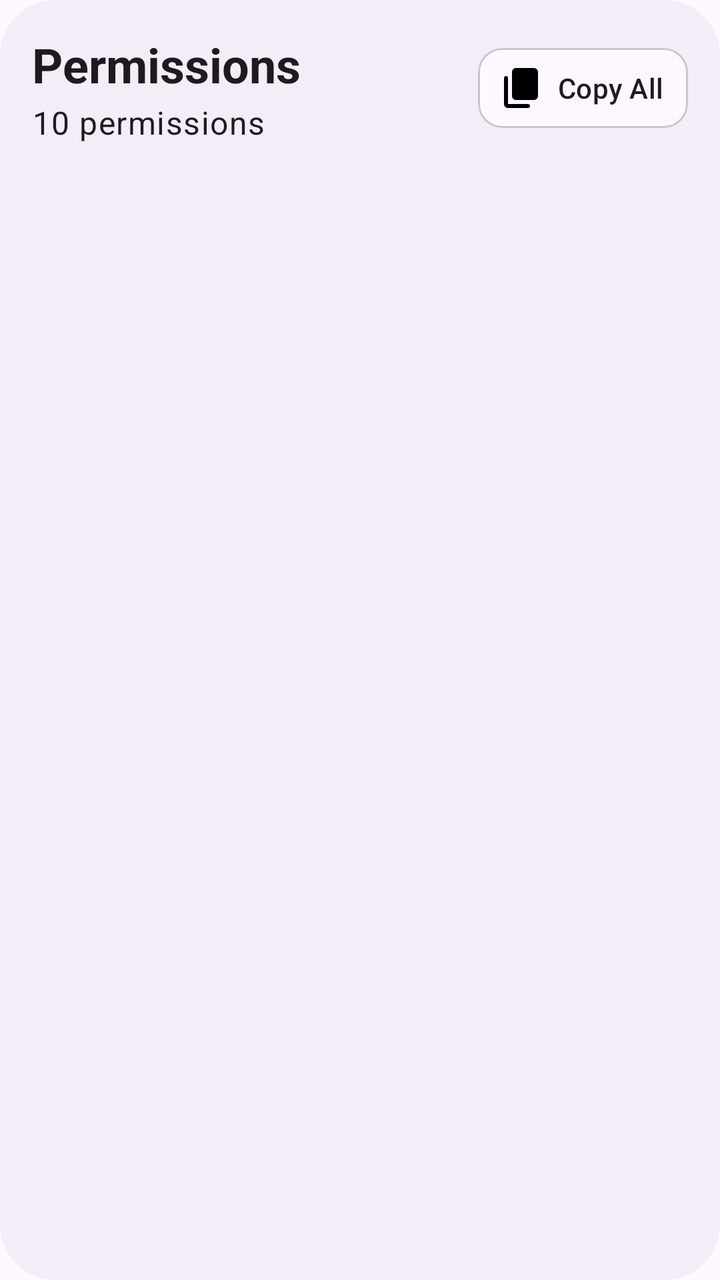
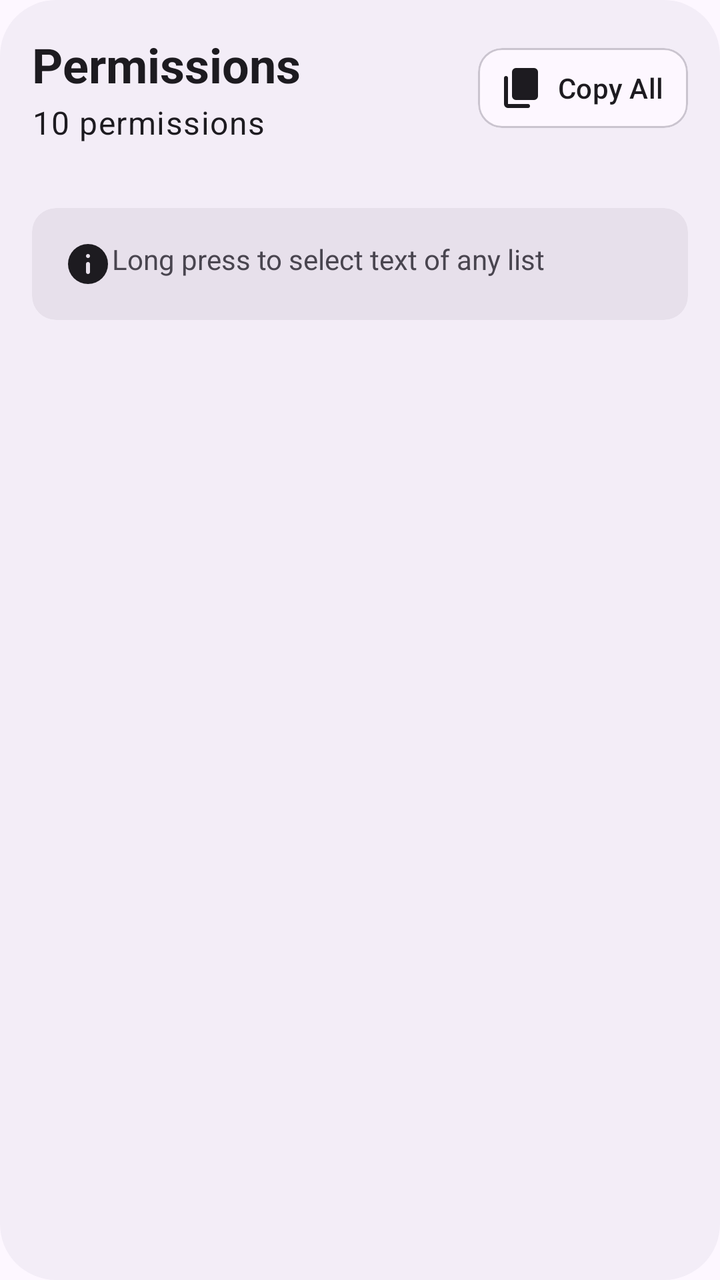

The first picture is an Android layout as it rendered before a commit; the second is the same layout after the commit. The layout source and the unified diff follow.
<!-- AndroidManifest.xml: application theme AppTheme -->
<!-- res/layout/apk_full_details_dialog.xml -->
<?xml version="1.0" encoding="utf-8"?>
<LinearLayout xmlns:android="http://schemas.android.com/apk/res/android"
    xmlns:app="http://schemas.android.com/apk/res-auto"
    xmlns:tools="http://schemas.android.com/tools"
    android:layout_width="match_parent"
    android:layout_height="wrap_content"
    android:orientation="vertical"
    android:padding="16dp"
    android:background="@drawable/bg_popup">

    <LinearLayout
        android:layout_width="match_parent"
        android:layout_height="wrap_content"
        android:orientation="horizontal"
        android:gravity="center_vertical">

        <LinearLayout
            android:layout_width="0dp"
            android:layout_height="wrap_content"
            android:layout_weight="1"
            android:orientation="vertical">

            <TextView
                android:id="@+id/placeholder"
                android:layout_width="match_parent"
                android:layout_height="wrap_content"
                android:text="Permissions"
                android:textAppearance="?attr/textAppearanceHeadlineSmall"
                android:textStyle="bold" />

            <TextView
                android:id="@+id/placeholderCount"
                android:layout_width="wrap_content"
                android:layout_height="wrap_content"
                android:layout_marginTop="2dp"
                android:text="10 permissions"
                android:textAppearance="?attr/textAppearanceBodyLarge" />

        </LinearLayout>

        <com.google.android.material.card.MaterialCardView
            android:id="@+id/copyAll"
            android:layout_width="wrap_content"
            android:layout_height="wrap_content"
            style="@style/Widget.Material3.CardView.Outlined">

            <LinearLayout
                android:layout_width="wrap_content"
                android:layout_height="wrap_content"
                android:orientation="horizontal"
                android:gravity="center_vertical"
                android:paddingStart="10dp"
                android:paddingEnd="12dp"
                android:paddingTop="8dp"
                android:paddingBottom="8dp">

                <ImageButton
                    android:layout_width="24dp"
                    android:layout_height="24dp"
                    android:background="@null"
                    android:contentDescription="Copy all"
                    android:src="@drawable/ic_copy"
                    android:padding="0dp" />

                <TextView
                    android:layout_width="wrap_content"
                    android:layout_height="wrap_content"
                    android:layout_marginStart="6dp"
                    android:text="Copy All"
                    android:textAppearance="?attr/textAppearanceLabelLarge" />

            </LinearLayout>

        </com.google.android.material.card.MaterialCardView>

    </LinearLayout>

    <androidx.recyclerview.widget.RecyclerView
        android:id="@+id/contentRecycler"
        android:layout_width="match_parent"
        android:layout_height="wrap_content"
        android:layout_marginTop="16dp"
        android:nestedScrollingEnabled="false"
        tools:listitem="@layout/apk_full_details_text" />

</LinearLayout>
<!-- res/layout/apk_full_details_text.xml (included above) -->
<?xml version="1.0" encoding="utf-8"?>
<com.google.android.material.card.MaterialCardView xmlns:android="http://schemas.android.com/apk/res/android"
    xmlns:app="http://schemas.android.com/apk/res-auto"
    android:layout_width="match_parent"
    android:layout_height="wrap_content"
    android:layout_marginBottom="6dp"
    app:cardCornerRadius="8dp"
    app:cardElevation="0dp"
    app:cardBackgroundColor="?attr/colorControlHighlight"
    app:strokeWidth="0dp">
    <LinearLayout
        android:layout_width="match_parent"
        android:layout_height="wrap_content"
        android:orientation="horizontal"
        android:gravity="center_vertical"
        android:paddingHorizontal="16dp">

        <TextView
            android:id="@+id/text"
            android:layout_width="0dp"
            android:layout_weight="1"
            android:layout_height="wrap_content"
            android:padding="8dp"
            android:text="TEST"
            android:textIsSelectable="true" />

        <ImageButton
            android:id="@+id/copy"
            android:layout_width="40dp"
            android:layout_height="40dp"
            android:src="@drawable/ic_copy"
            android:background="?attr/selectableItemBackgroundBorderless"
            android:padding="8dp"
            android:contentDescription="Copy" />
    </LinearLayout>

</com.google.android.material.card.MaterialCardView>
<!-- resources referenced by this layout -->
<resources>
  <!-- drawable bg_popup (drawable) -->
  <?xml version="1.0" encoding="utf-8"?>
  <shape xmlns:android="http://schemas.android.com/apk/res/android">
  
      <solid android:color="?attr/colorSurfaceContainer"/>
  
      <corners android:radius="28dp"/>
  
  </shape>
  <!-- drawable ic_copy (drawable) -->
  <vector xmlns:android="http://schemas.android.com/apk/res/android"
      android:width="24dp"
      android:height="24dp"
      android:viewportWidth="960"
      android:viewportHeight="960">
    <path
        android:pathData="M360,720q-33,0 -56.5,-23.5T280,640v-480q0,-33 23.5,-56.5T360,80h360q33,0 56.5,23.5T800,160v480q0,33 -23.5,56.5T720,720L360,720ZM200,880q-33,0 -56.5,-23.5T120,800v-520q0,-17 11.5,-28.5T160,240q17,0 28.5,11.5T200,280v520h400q17,0 28.5,11.5T640,840q0,17 -11.5,28.5T600,880L200,880Z"
        android:fillColor="#000000"/>
  </vector>
  <color name="md_theme_primary">#65558F</color>
  <color name="md_theme_onPrimary">#FFFFFF</color>
  <color name="md_theme_primaryContainer">#E9DDFF</color>
  <color name="md_theme_onPrimaryContainer">#4D3D75</color>
  <color name="md_theme_secondary">#625B71</color>
  <color name="md_theme_onSecondary">#FFFFFF</color>
  <color name="md_theme_secondaryContainer">#E8DEF8</color>
  <color name="md_theme_onSecondaryContainer">#4A4458</color>
  <color name="md_theme_tertiary">#7E5260</color>
  <color name="md_theme_onTertiary">#FFFFFF</color>
  <color name="md_theme_tertiaryContainer">#FFD9E3</color>
  <color name="md_theme_onTertiaryContainer">#633B48</color>
  <color name="md_theme_error">#BA1A1A</color>
  <color name="md_theme_onError">#FFFFFF</color>
  <color name="md_theme_errorContainer">#FFDAD6</color>
  <color name="md_theme_onErrorContainer">#93000A</color>
  <color name="md_theme_background">#FDF7FF</color>
  <color name="md_theme_onBackground">#1D1B20</color>
  <color name="md_theme_surface">#FDF7FF</color>
  <color name="md_theme_onSurface">#1D1B20</color>
  <color name="md_theme_surfaceVariant">#E7E0EB</color>
  <color name="md_theme_onSurfaceVariant">#49454E</color>
  <color name="md_theme_outline">#7A757F</color>
  <color name="md_theme_outlineVariant">#CAC4CF</color>
  <color name="md_theme_inverseSurface">#322F35</color>
  <color name="md_theme_inverseOnSurface">#F5EFF7</color>
  <color name="md_theme_inversePrimary">#CFBDFE</color>
  <!-- unchanged entries left out for length: 1 -->
</resources>

<!-- the commit's change to res/layout/apk_full_details_dialog.xml (unified diff, before → after) -->
@@ -58,8 +58,8 @@
                     android:layout_width="24dp"
                     android:layout_height="24dp"
                     android:background="@null"
-                    android:contentDescription="Copy all"
                     android:src="@drawable/ic_copy"
+                    app:tint="?attr/colorOnSurface"
                     android:padding="0dp" />
 
                 <TextView
@@ -82,7 +82,26 @@
         android:layout_marginTop="16dp"
         android:nestedScrollingEnabled="false"
         tools:listitem="@layout/apk_full_details_text" />
-
+    <com.google.android.material.card.MaterialCardView
+        android:layout_width="match_parent"
+        android:layout_height="wrap_content"
+        android:layout_marginTop="16dp"
+        style="@style/Widget.Card.RoundedMiddle">
+        <LinearLayout
+            android:layout_width="match_parent"
+            android:layout_height="wrap_content"
+            android:padding="16dp">
+            <ImageView
+                android:layout_width="24dp"
+                android:layout_height="24dp"
+                android:src="@drawable/ic_info"
+                app:tint="?attr/colorOnSurface"/>
+            <TextView
+                android:layout_width="wrap_content"
+                android:layout_height="wrap_content"
+                android:text="Long press to select text of any list"/>
+        </LinearLayout>
+    </com.google.android.material.card.MaterialCardView>
 </LinearLayout>
 <!-- res/layout/apk_full_details_text.xml (included above) -->
 <?xml version="1.0" encoding="utf-8"?>
@@ -100,7 +119,7 @@
         android:layout_height="wrap_content"
         android:orientation="horizontal"
         android:gravity="center_vertical"
-        android:paddingHorizontal="16dp">
+        android:paddingHorizontal="10dp">
 
         <TextView
             android:id="@+id/text"
@@ -116,6 +135,7 @@
             android:layout_width="40dp"
             android:layout_height="40dp"
             android:src="@drawable/ic_copy"
+            app:tint="?attr/colorOnSurface"
             android:background="?attr/selectableItemBackgroundBorderless"
             android:padding="8dp"
             android:contentDescription="Copy" />
<!-- resource entries referenced after the edit -->
@@ -19,6 +19,21 @@
         android:pathData="M360,720q-33,0 -56.5,-23.5T280,640v-480q0,-33 23.5,-56.5T360,80h360q33,0 56.5,23.5T800,160v480q0,33 -23.5,56.5T720,720L360,720ZM200,880q-33,0 -56.5,-23.5T120,800v-520q0,-17 11.5,-28.5T160,240q17,0 28.5,11.5T200,280v520h400q17,0 28.5,11.5T640,840q0,17 -11.5,28.5T600,880L200,880Z"
         android:fillColor="#000000"/>
   </vector>
+  <!-- drawable ic_info (drawable) -->
+  <vector xmlns:android="http://schemas.android.com/apk/res/android"
+      android:width="24dp"
+      android:height="24dp"
+      android:viewportWidth="960"
+      android:viewportHeight="960">
+    <path
+        android:pathData="M508.5,668.5Q520,657 520,640v-160q0,-17 -11.5,-28.5T480,440q-17,0 -28.5,11.5T440,480v160q0,17 11.5,28.5T480,680q17,0 28.5,-11.5ZM508.5,348.5Q520,337 520,320t-11.5,-28.5Q497,280 480,280t-28.5,11.5Q440,303 440,320t11.5,28.5Q463,360 480,360t28.5,-11.5ZM480,880q-83,0 -156,-31.5T197,763q-54,-54 -85.5,-127T80,480q0,-83 31.5,-156T197,197q54,-54 127,-85.5T480,80q83,0 156,31.5T763,197q54,54 85.5,127T880,480q0,83 -31.5,156T763,763q-54,54 -127,85.5T480,880Z"
+        android:fillColor="#000000"/>
+  </vector>
+  <style name="Widget.Card.RoundedMiddle" parent="Widget.Material3.CardView.Filled">
+          <item name="android:layout_width">match_parent</item>
+          <item name="android:layout_height">wrap_content</item>
+          <item name="cardBackgroundColor">?attr/colorSurfaceVariant</item>
+      </style>
   <color name="md_theme_primary">#65558F</color>
   <color name="md_theme_onPrimary">#FFFFFF</color>
   <color name="md_theme_primaryContainer">#E9DDFF</color>
